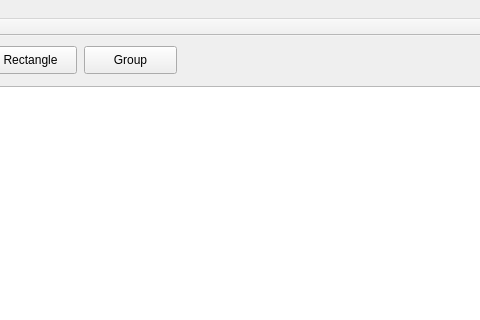
ilyasil2surgut/Lab4OOP, file mainwindow.ui: the form before one commit; both pictures show x 396 to 876 and y 0 to 320 of the 977 by 625 pixel window.
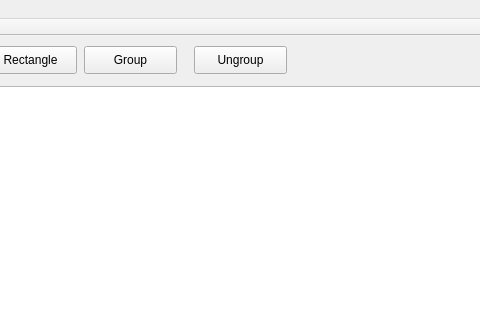
The form after the commit.

The edit to the form file:
```diff
--- a/mainwindow.ui
+++ b/mainwindow.ui
@@ -122,6 +122,19 @@
      <string>Group</string>
     </property>
    </widget>
+   <widget class="QPushButton" name="pb_Ungroup">
+    <property name="geometry">
+     <rect>
+      <x>590</x>
+      <y>10</y>
+      <width>93</width>
+      <height>28</height>
+     </rect>
+    </property>
+    <property name="text">
+     <string>Ungroup</string>
+    </property>
+   </widget>
   </widget>
   <widget class="QMenuBar" name="menuBar">
    <property name="geometry">
```
